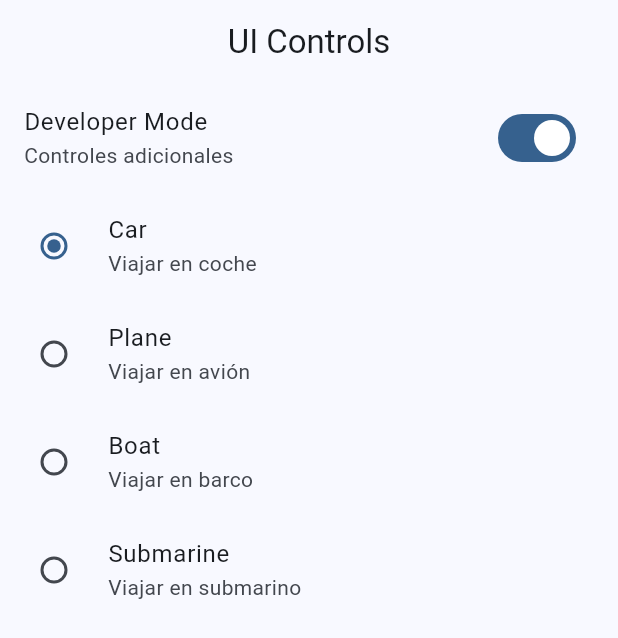
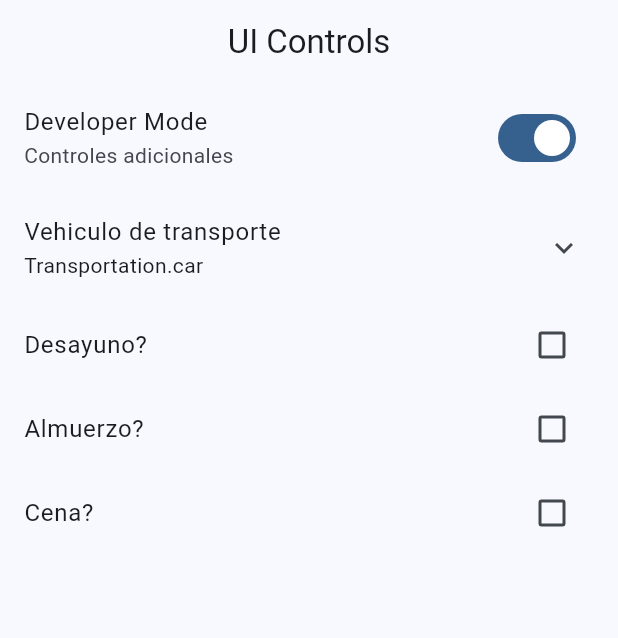
Before and after one commit to devnud/widgets_app, a Flutter app: the UiControlsScreen screen opened by its route, on a phone screen of 412 x 824 dp. Shown: the top 638 px of the screen. Run offline on Flutter 3.47's test engine with Material 3 defaults, Android fonts, the phone set to English and light mode, and no system bars; our stand-ins replace go_router.

Commit message:
ui screen terminado

```diff
--- a/lib/presentation/screens/ui_controls/ui_controls_screen.dart
+++ b/lib/presentation/screens/ui_controls/ui_controls_screen.dart
@@ -26,6 +26,9 @@ enum Transportation { car, plane, boat, submarine }
 class _UiControlsViewState extends State<_UiControlsView> {
   bool isDeveloper = true;
   Transportation selectecTransportation = Transportation.car;
+  bool wantsBreakfast = false;
+  bool wantsLunch = false;
+  bool wantsDinner = false;
 
   @override
   Widget build(BuildContext context) {
@@ -36,10 +39,16 @@ class _UiControlsViewState extends State<_UiControlsView> {
           title: const Text('Developer Mode'),
           subtitle: const Text('Controles adicionales'),
           value: isDeveloper,
-          onChanged: (value) => setState(() {
+          onChanged: (value) => setState(
+            () {
               isDeveloper = !isDeveloper;
-          }),
+            },
           ),
+        ),
+        ExpansionTile(
+          title: const Text('Vehiculo de transporte'),
+          subtitle: Text('$selectecTransportation'),
+          children: [
             RadioListTile(
               title: const Text('Car'),
               subtitle: const Text('Viajar en coche'),
@@ -85,6 +94,35 @@ class _UiControlsViewState extends State<_UiControlsView> {
               ),
             ),
           ],
+        ),
+        CheckboxListTile(
+          title: const Text('Desayuno?'),
+          value: wantsBreakfast,
+          onChanged: (value) => setState(
+            () {
+              wantsBreakfast = !wantsBreakfast;
+            },
+          ),
+        ),
+        CheckboxListTile(
+          title: const Text('Almuerzo?'),
+          value: wantsLunch,
+          onChanged: (value) => setState(
+            () {
+              wantsLunch = !wantsLunch;
+            },
+          ),
+        ),
+        CheckboxListTile(
+          title: const Text('Cena?'),
+          value: wantsDinner,
+          onChanged: (value) => setState(
+            () {
+              wantsDinner = !wantsDinner;
+            },
+          ),
+        ),
+      ],
     );
   }
 }
```
Lines whose indentation alone changed are shown as unchanged.
